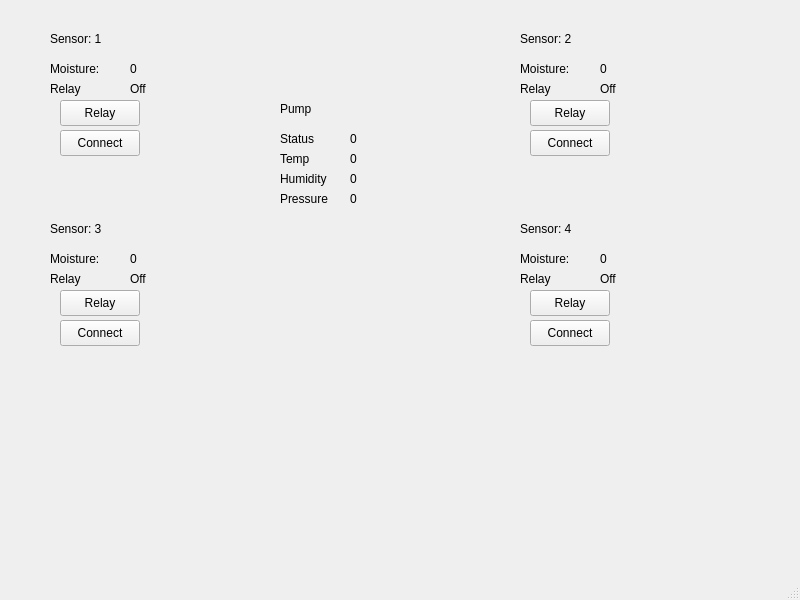
First picture: the form in gardenControl/GardenControl_0_1/mainwindow.ui, repository bcburnett/garden, before the edit.
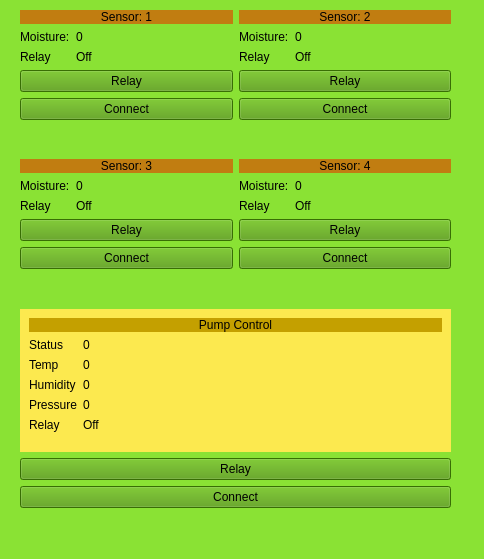
Second picture: the form after the edit.

Commit message: updated garden control

What changed in the file:
```diff
--- a/gardenControl/GardenControl_0_1/mainwindow.ui
+++ b/gardenControl/GardenControl_0_1/mainwindow.ui
@@ -6,494 +6,422 @@
    <rect>
     <x>0</x>
     <y>0</y>
-    <width>800</width>
-    <height>600</height>
+    <width>484</width>
+    <height>559</height>
    </rect>
   </property>
   <property name="windowTitle">
-   <string>MainWindow</string>
+   <string>Garden Control Panel</string>
+  </property>
+  <property name="autoFillBackground">
+   <bool>false</bool>
+  </property>
+  <property name="styleSheet">
+   <string notr="true">background-color: rgb(138, 226, 52);</string>
   </property>
   <widget class="QWidget" name="centralwidget">
-   <widget class="QLabel" name="label">
+   <widget class="QWidget" name="gridLayoutWidget">
     <property name="geometry">
      <rect>
-      <x>50</x>
-      <y>30</y>
-      <width>58</width>
-      <height>18</height>
+      <x>20</x>
+      <y>10</y>
+      <width>431</width>
+      <height>498</height>
      </rect>
     </property>
-    <property name="text">
-     <string>Sensor: 1</string>
-    </property>
-   </widget>
-   <widget class="QLabel" name="label_2">
-    <property name="geometry">
-     <rect>
-      <x>520</x>
-      <y>30</y>
-      <width>58</width>
-      <height>18</height>
-     </rect>
-    </property>
-    <property name="text">
-     <string>Sensor: 2</string>
-    </property>
-   </widget>
+    <layout class="QGridLayout" name="gridLayout">
+     <item row="1" column="0">
+      <layout class="QFormLayout" name="formLayout_8">
+       <property name="fieldGrowthPolicy">
+        <enum>QFormLayout::FieldsStayAtSizeHint</enum>
+       </property>
+       <item row="0" column="0" colspan="2">
    <widget class="QLabel" name="label_3">
-    <property name="geometry">
-     <rect>
-      <x>50</x>
-      <y>220</y>
-      <width>58</width>
-      <height>18</height>
-     </rect>
+         <property name="styleSheet">
+          <string notr="true">background-color: rgb(193, 125, 17);</string>
     </property>
     <property name="text">
      <string>Sensor: 3</string>
     </property>
-   </widget>
+         <property name="alignment">
+          <set>Qt::AlignCenter</set>
+         </property>
+        </widget>
+       </item>
+       <item row="1" column="0">
+        <widget class="QLabel" name="label_8">
+         <property name="styleSheet">
+          <string notr="true"/>
+         </property>
+         <property name="text">
+          <string>Moisture:</string>
+         </property>
+        </widget>
+       </item>
+       <item row="1" column="1">
+        <widget class="QLabel" name="lbls3moist">
+         <property name="styleSheet">
+          <string notr="true"/>
+         </property>
+         <property name="text">
+          <string>0</string>
+         </property>
+        </widget>
+       </item>
+       <item row="2" column="0">
+        <widget class="QLabel" name="label_16">
+         <property name="styleSheet">
+          <string notr="true">width: 100%;
+height: 100%</string>
+         </property>
+         <property name="text">
+          <string>Relay</string>
+         </property>
+        </widget>
+       </item>
+       <item row="2" column="1">
+        <widget class="QLabel" name="lbls3Relay">
+         <property name="styleSheet">
+          <string notr="true"/>
+         </property>
+         <property name="text">
+          <string>Off</string>
+         </property>
+        </widget>
+       </item>
+       <item row="4" column="0" colspan="2">
+        <widget class="QPushButton" name="btns3Connect">
+         <property name="styleSheet">
+          <string notr="true">background-color: rgb(78, 154, 6);</string>
+         </property>
+         <property name="text">
+          <string>Connect</string>
+         </property>
+        </widget>
+       </item>
+       <item row="3" column="0" colspan="2">
+        <widget class="QPushButton" name="btns3Relay">
+         <property name="styleSheet">
+          <string notr="true">background-color: rgb(78, 154, 6);</string>
+         </property>
+         <property name="text">
+          <string>Relay</string>
+         </property>
+        </widget>
+       </item>
+      </layout>
+     </item>
+     <item row="1" column="1">
+      <layout class="QFormLayout" name="formLayout_9">
+       <item row="1" column="0">
+        <widget class="QLabel" name="label_9">
+         <property name="text">
+          <string>Moisture:</string>
+         </property>
+        </widget>
+       </item>
+       <item row="1" column="1">
+        <widget class="QLabel" name="lbls4moist">
+         <property name="text">
+          <string>0</string>
+         </property>
+        </widget>
+       </item>
+       <item row="2" column="0">
+        <widget class="QLabel" name="label_17">
+         <property name="text">
+          <string>Relay</string>
+         </property>
+        </widget>
+       </item>
+       <item row="2" column="1">
+        <widget class="QLabel" name="lbls4Relay">
+         <property name="text">
+          <string>Off</string>
+         </property>
+        </widget>
+       </item>
+       <item row="3" column="0" colspan="2">
+        <widget class="QPushButton" name="btns4Relay">
+         <property name="styleSheet">
+          <string notr="true">background-color: rgb(78, 154, 6);</string>
+         </property>
+         <property name="text">
+          <string>Relay</string>
+         </property>
+        </widget>
+       </item>
+       <item row="4" column="0" colspan="2">
+        <widget class="QPushButton" name="btns4Connect">
+         <property name="styleSheet">
+          <string notr="true">background-color: rgb(78, 154, 6);</string>
+         </property>
+         <property name="text">
+          <string>Connect</string>
+         </property>
+        </widget>
+       </item>
+       <item row="0" column="0" colspan="2">
    <widget class="QLabel" name="label_4">
-    <property name="geometry">
-     <rect>
-      <x>520</x>
-      <y>220</y>
-      <width>58</width>
-      <height>18</height>
-     </rect>
+         <property name="styleSheet">
+          <string notr="true">background-color: rgb(193, 125, 17);</string>
     </property>
     <property name="text">
      <string>Sensor: 4</string>
     </property>
-   </widget>
-   <widget class="QLabel" name="label_5">
-    <property name="geometry">
-     <rect>
-      <x>280</x>
-      <y>100</y>
-      <width>58</width>
-      <height>18</height>
-     </rect>
+         <property name="alignment">
+          <set>Qt::AlignCenter</set>
+         </property>
+        </widget>
+       </item>
+      </layout>
+     </item>
+     <item row="0" column="0">
+      <layout class="QFormLayout" name="formLayout_6">
+       <item row="0" column="0" colspan="2">
+        <widget class="QLabel" name="label">
+         <property name="styleSheet">
+          <string notr="true">background-color: rgb(193, 125, 17);</string>
     </property>
     <property name="text">
-     <string>Pump</string>
-    </property>
-   </widget>
+          <string>Sensor: 1</string>
+         </property>
+         <property name="alignment">
+          <set>Qt::AlignCenter</set>
+         </property>
+        </widget>
+       </item>
+       <item row="1" column="0">
    <widget class="QLabel" name="label_6">
-    <property name="geometry">
-     <rect>
-      <x>50</x>
-      <y>60</y>
-      <width>58</width>
-      <height>18</height>
-     </rect>
-    </property>
     <property name="text">
      <string>Moisture:</string>
     </property>
    </widget>
+       </item>
+       <item row="1" column="1">
    <widget class="QLabel" name="lbls1moist">
-    <property name="geometry">
-     <rect>
-      <x>130</x>
-      <y>60</y>
-      <width>58</width>
-      <height>18</height>
-     </rect>
-    </property>
     <property name="text">
      <string>0</string>
     </property>
    </widget>
+       </item>
+       <item row="2" column="0">
+        <widget class="QLabel" name="label_14">
+         <property name="text">
+          <string>Relay</string>
+         </property>
+        </widget>
+       </item>
+       <item row="2" column="1">
+        <widget class="QLabel" name="lbls1Relay">
+         <property name="text">
+          <string>Off</string>
+         </property>
+        </widget>
+       </item>
+       <item row="3" column="0" colspan="2">
+        <widget class="QPushButton" name="btns1Relay">
+         <property name="autoFillBackground">
+          <bool>false</bool>
+         </property>
+         <property name="styleSheet">
+          <string notr="true">background-color: rgb(78, 154, 6);</string>
+         </property>
+         <property name="text">
+          <string>Relay</string>
+         </property>
+        </widget>
+       </item>
+       <item row="4" column="0" colspan="2">
+        <widget class="QPushButton" name="btns1Connect">
+         <property name="styleSheet">
+          <string notr="true">background-color: rgb(78, 154, 6);</string>
+         </property>
+         <property name="text">
+          <string>Connect</string>
+         </property>
+        </widget>
+       </item>
+      </layout>
+     </item>
+     <item row="3" column="0" colspan="2">
+      <widget class="QPushButton" name="btns3Relay_2">
+       <property name="styleSheet">
+        <string notr="true">background-color: rgb(78, 154, 6);</string>
+       </property>
+       <property name="text">
+        <string>Relay</string>
+       </property>
+      </widget>
+     </item>
+     <item row="0" column="1">
+      <layout class="QFormLayout" name="formLayout_7">
+       <item row="0" column="0" colspan="2">
+        <widget class="QLabel" name="label_2">
+         <property name="styleSheet">
+          <string notr="true">background-color: rgb(193, 125, 17);</string>
+         </property>
+         <property name="text">
+          <string>Sensor: 2</string>
+         </property>
+         <property name="alignment">
+          <set>Qt::AlignCenter</set>
+         </property>
+        </widget>
+       </item>
+       <item row="1" column="0">
    <widget class="QLabel" name="label_7">
-    <property name="geometry">
-     <rect>
-      <x>520</x>
-      <y>60</y>
-      <width>58</width>
-      <height>18</height>
-     </rect>
-    </property>
     <property name="text">
      <string>Moisture:</string>
     </property>
    </widget>
+       </item>
+       <item row="1" column="1">
    <widget class="QLabel" name="lbls2moist">
-    <property name="geometry">
-     <rect>
-      <x>600</x>
-      <y>60</y>
-      <width>58</width>
-      <height>18</height>
-     </rect>
-    </property>
     <property name="text">
      <string>0</string>
     </property>
    </widget>
-   <widget class="QLabel" name="label_8">
-    <property name="geometry">
-     <rect>
-      <x>50</x>
-      <y>250</y>
-      <width>58</width>
-      <height>18</height>
-     </rect>
-    </property>
+       </item>
+       <item row="2" column="0">
+        <widget class="QLabel" name="label_15">
     <property name="text">
-     <string>Moisture:</string>
-    </property>
-   </widget>
-   <widget class="QLabel" name="label_9">
-    <property name="geometry">
-     <rect>
-      <x>520</x>
-      <y>250</y>
-      <width>58</width>
-      <height>18</height>
-     </rect>
-    </property>
+          <string>Relay</string>
+         </property>
+        </widget>
+       </item>
+       <item row="2" column="1">
+        <widget class="QLabel" name="lbls2Relay">
     <property name="text">
-     <string>Moisture:</string>
-    </property>
-   </widget>
-   <widget class="QLabel" name="lbls3moist">
-    <property name="geometry">
-     <rect>
-      <x>130</x>
-      <y>250</y>
-      <width>58</width>
-      <height>18</height>
-     </rect>
+          <string>Off</string>
+         </property>
+        </widget>
+       </item>
+       <item row="3" column="0" colspan="2">
+        <widget class="QPushButton" name="btns2Relay">
+         <property name="styleSheet">
+          <string notr="true">background-color: rgb(78, 154, 6);</string>
     </property>
     <property name="text">
-     <string>0</string>
-    </property>
-   </widget>
-   <widget class="QLabel" name="lbls4moist">
-    <property name="geometry">
-     <rect>
-      <x>600</x>
-      <y>250</y>
-      <width>58</width>
-      <height>18</height>
-     </rect>
+          <string>Relay</string>
+         </property>
+        </widget>
+       </item>
+       <item row="4" column="0" colspan="2">
+        <widget class="QPushButton" name="btns2Connect">
+         <property name="styleSheet">
+          <string notr="true">background-color: rgb(78, 154, 6);</string>
     </property>
     <property name="text">
-     <string>0</string>
-    </property>
-   </widget>
+          <string>Connect</string>
+         </property>
+        </widget>
+       </item>
+      </layout>
+     </item>
+     <item row="2" column="0" colspan="2">
+      <widget class="QWidget" name="formWidget_5" native="true">
+       <property name="styleSheet">
+        <string notr="true">background-color: rgb(252, 233, 79);</string>
+       </property>
+       <layout class="QFormLayout" name="formLayout_5">
+        <item row="1" column="0">
    <widget class="QLabel" name="label_10">
-    <property name="geometry">
-     <rect>
-      <x>280</x>
-      <y>130</y>
-      <width>58</width>
-      <height>18</height>
-     </rect>
-    </property>
     <property name="text">
      <string>Status</string>
     </property>
    </widget>
+        </item>
+        <item row="2" column="0">
    <widget class="QLabel" name="label_11">
-    <property name="geometry">
-     <rect>
-      <x>280</x>
-      <y>150</y>
-      <width>58</width>
-      <height>18</height>
-     </rect>
-    </property>
     <property name="text">
      <string>Temp</string>
     </property>
    </widget>
+        </item>
+        <item row="2" column="1">
+         <widget class="QLabel" name="lblPumpTemp">
+          <property name="text">
+           <string>0</string>
+          </property>
+         </widget>
+        </item>
+        <item row="3" column="0">
    <widget class="QLabel" name="label_12">
-    <property name="geometry">
-     <rect>
-      <x>280</x>
-      <y>170</y>
-      <width>58</width>
-      <height>18</height>
-     </rect>
-    </property>
     <property name="text">
      <string>Humidity</string>
     </property>
    </widget>
+        </item>
+        <item row="3" column="1">
+         <widget class="QLabel" name="lblPumpHumidity">
+          <property name="text">
+           <string>0</string>
+          </property>
+         </widget>
+        </item>
+        <item row="4" column="0">
    <widget class="QLabel" name="label_13">
-    <property name="geometry">
-     <rect>
-      <x>280</x>
-      <y>190</y>
-      <width>58</width>
-      <height>18</height>
-     </rect>
-    </property>
     <property name="text">
      <string>Pressure</string>
     </property>
    </widget>
-   <widget class="QLabel" name="lblPumpStatus">
-    <property name="geometry">
-     <rect>
-      <x>350</x>
-      <y>130</y>
-      <width>58</width>
-      <height>18</height>
-     </rect>
-    </property>
-    <property name="text">
-     <string>0</string>
-    </property>
-   </widget>
-   <widget class="QLabel" name="lblPumpTemp">
-    <property name="geometry">
-     <rect>
-      <x>350</x>
-      <y>150</y>
-      <width>58</width>
-      <height>18</height>
-     </rect>
-    </property>
-    <property name="text">
-     <string>0</string>
-    </property>
-   </widget>
-   <widget class="QLabel" name="lblPumpHumidity">
-    <property name="geometry">
-     <rect>
-      <x>350</x>
-      <y>170</y>
-      <width>58</width>
-      <height>18</height>
-     </rect>
-    </property>
-    <property name="text">
-     <string>0</string>
-    </property>
-   </widget>
+        </item>
+        <item row="4" column="1">
    <widget class="QLabel" name="lblPumpPressure">
-    <property name="geometry">
-     <rect>
-      <x>350</x>
-      <y>190</y>
-      <width>58</width>
-      <height>18</height>
-     </rect>
-    </property>
     <property name="text">
      <string>0</string>
     </property>
    </widget>
-   <widget class="QLabel" name="label_14">
-    <property name="geometry">
-     <rect>
-      <x>50</x>
-      <y>80</y>
-      <width>58</width>
-      <height>18</height>
-     </rect>
-    </property>
+        </item>
+        <item row="1" column="1">
+         <widget class="QLabel" name="lblPumpStatus">
     <property name="text">
-     <string>Relay</string>
-    </property>
-   </widget>
-   <widget class="QLabel" name="lbls1Relay">
-    <property name="geometry">
-     <rect>
-      <x>130</x>
-      <y>80</y>
-      <width>58</width>
-      <height>18</height>
-     </rect>
-    </property>
+           <string>0</string>
+          </property>
+         </widget>
+        </item>
+        <item row="5" column="0">
+         <widget class="QLabel" name="label_5">
     <property name="text">
-     <string>Off</string>
-    </property>
-   </widget>
-   <widget class="QLabel" name="lbls2Relay">
-    <property name="geometry">
-     <rect>
-      <x>600</x>
-      <y>80</y>
-      <width>58</width>
-      <height>18</height>
-     </rect>
-    </property>
-    <property name="text">
-     <string>Off</string>
-    </property>
-   </widget>
-   <widget class="QLabel" name="label_15">
-    <property name="geometry">
-     <rect>
-      <x>520</x>
-      <y>80</y>
-      <width>58</width>
-      <height>18</height>
-     </rect>
-    </property>
-    <property name="text">
      <string>Relay</string>
     </property>
    </widget>
-   <widget class="QLabel" name="label_16">
-    <property name="geometry">
-     <rect>
-      <x>50</x>
-      <y>270</y>
-      <width>58</width>
-      <height>18</height>
-     </rect>
-    </property>
+        </item>
+        <item row="5" column="1">
+         <widget class="QLabel" name="lblPumpRelay">
     <property name="text">
-     <string>Relay</string>
-    </property>
-   </widget>
-   <widget class="QLabel" name="lbls3Relay">
-    <property name="geometry">
-     <rect>
-      <x>130</x>
-      <y>270</y>
-      <width>58</width>
-      <height>18</height>
-     </rect>
-    </property>
-    <property name="text">
      <string>Off</string>
     </property>
    </widget>
-   <widget class="QLabel" name="label_17">
-    <property name="geometry">
-     <rect>
-      <x>520</x>
-      <y>270</y>
-      <width>58</width>
-      <height>18</height>
-     </rect>
+        </item>
+        <item row="0" column="0" colspan="2">
+         <widget class="QLabel" name="label_18">
+          <property name="styleSheet">
+           <string notr="true">background-color: rgb(196, 160, 0);</string>
     </property>
     <property name="text">
-     <string>Relay</string>
-    </property>
-   </widget>
-   <widget class="QLabel" name="lbls4Relay">
-    <property name="geometry">
-     <rect>
-      <x>600</x>
-      <y>270</y>
-      <width>58</width>
-      <height>18</height>
-     </rect>
-    </property>
-    <property name="text">
-     <string>Off</string>
-    </property>
-   </widget>
-   <widget class="QPushButton" name="btns1Relay">
-    <property name="geometry">
-     <rect>
-      <x>60</x>
-      <y>100</y>
-      <width>80</width>
-      <height>26</height>
-     </rect>
-    </property>
-    <property name="text">
-     <string>Relay</string>
-    </property>
-   </widget>
-   <widget class="QPushButton" name="btns2Relay">
-    <property name="geometry">
-     <rect>
-      <x>530</x>
-      <y>100</y>
-      <width>80</width>
-      <height>26</height>
-     </rect>
+           <string>Pump Control</string>
+          </property>
+          <property name="alignment">
+           <set>Qt::AlignCenter</set>
+          </property>
+         </widget>
+        </item>
+       </layout>
+      </widget>
+     </item>
+     <item row="4" column="0" colspan="2">
+      <widget class="QPushButton" name="btns3Connect_2">
+       <property name="styleSheet">
+        <string notr="true">background-color: rgb(78, 154, 6);</string>
     </property>
     <property name="text">
-     <string>Relay</string>
-    </property>
-   </widget>
-   <widget class="QPushButton" name="btns3Relay">
-    <property name="geometry">
-     <rect>
-      <x>60</x>
-      <y>290</y>
-      <width>80</width>
-      <height>26</height>
-     </rect>
-    </property>
-    <property name="text">
-     <string>Relay</string>
-    </property>
-   </widget>
-   <widget class="QPushButton" name="btns4Relay">
-    <property name="geometry">
-     <rect>
-      <x>530</x>
-      <y>290</y>
-      <width>80</width>
-      <height>26</height>
-     </rect>
-    </property>
-    <property name="text">
-     <string>Relay</string>
-    </property>
-   </widget>
-   <widget class="QPushButton" name="btns1Connect">
-    <property name="geometry">
-     <rect>
-      <x>60</x>
-      <y>130</y>
-      <width>80</width>
-      <height>26</height>
-     </rect>
-    </property>
-    <property name="text">
      <string>Connect</string>
     </property>
    </widget>
-   <widget class="QPushButton" name="btns2Connect">
-    <property name="geometry">
-     <rect>
-      <x>530</x>
-      <y>130</y>
-      <width>80</width>
-      <height>26</height>
-     </rect>
-    </property>
-    <property name="text">
-     <string>Connect</string>
-    </property>
-   </widget>
-   <widget class="QPushButton" name="btns3Connect">
-    <property name="geometry">
-     <rect>
-      <x>60</x>
-      <y>320</y>
-      <width>80</width>
-      <height>26</height>
-     </rect>
-    </property>
-    <property name="text">
-     <string>Connect</string>
-    </property>
-   </widget>
-   <widget class="QPushButton" name="btns4Connect">
-    <property name="geometry">
-     <rect>
-      <x>530</x>
-      <y>320</y>
-      <width>80</width>
-      <height>26</height>
-     </rect>
-    </property>
-    <property name="text">
-     <string>Connect</string>
-    </property>
+     </item>
+    </layout>
    </widget>
   </widget>
   <widget class="QMenuBar" name="menubar">
```
Left out of the diff: 2 changed lines with no effect on the pictures. Lines whose indentation alone changed are shown as unchanged. The commit also changes 318 other files.
